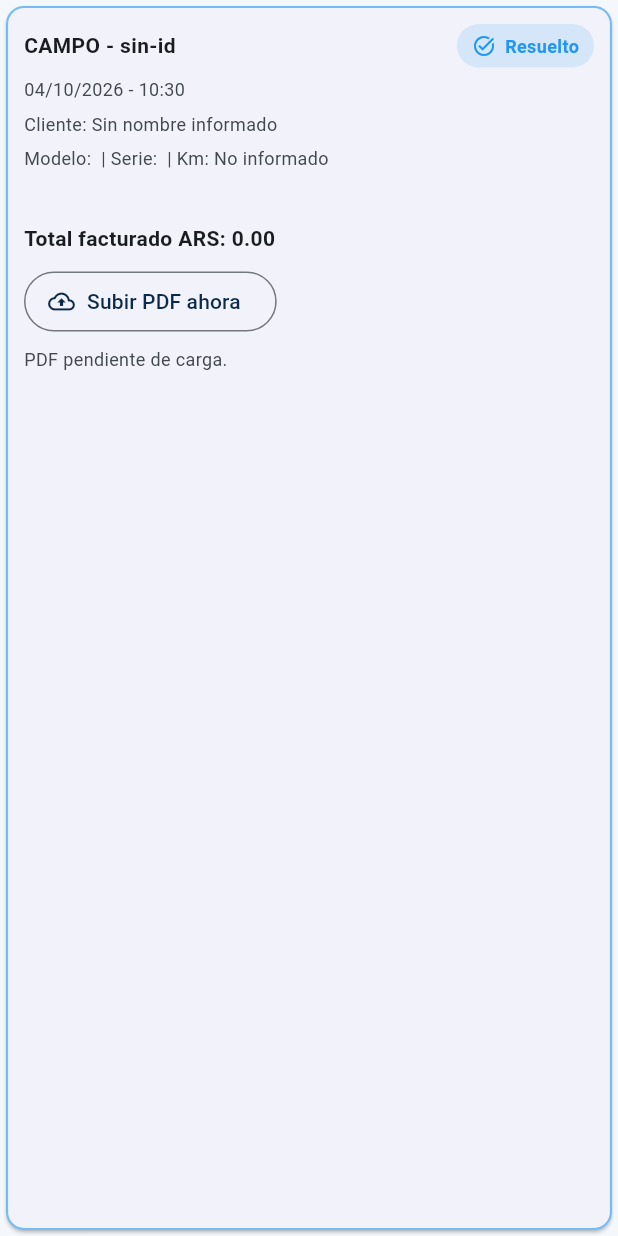
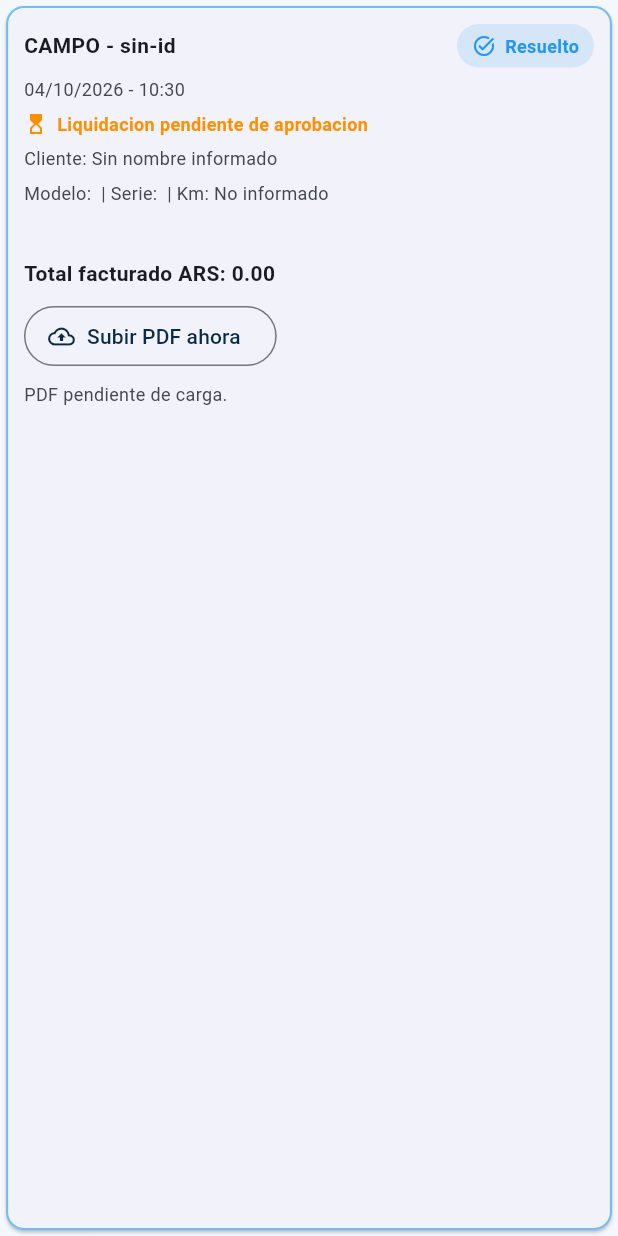
Before and after one commit to Tirano61/cliente_feedback_tecnico, a Flutter app: the _TarjetaServicio widget shown alone on an empty page, opened directly with empty values, on a phone screen of 412 x 824 dp. Run offline on Flutter 3.47's test engine with Material 3 defaults, Android fonts, the phone set to English and light mode, and no system bars; our stand-ins replace equatable, flutter_bloc, flutter_secure_storage, pdf, printing, signature; accounts and stored records are empty; network calls fail.

Commit message:
Mis servicios: estado de liquidación y orden por fecha de realización

```diff
--- a/lib/features/servicios/domain/entities/servicio.dart
+++ b/lib/features/servicios/domain/entities/servicio.dart
@@ -6,6 +6,21 @@ import 'package:cliente_feedback_tecnico/features/servicios/domain/entities/fact
 import 'package:cliente_feedback_tecnico/features/servicios/domain/entities/producto_falla.dart';
 
 enum Canal { campo, remoto, fabrica }
+
+/// Estado de la liquidacion de un servicio, visto por el tecnico.
+///
+/// `aprobado = false` del backend no alcanza para decir "pendiente": tambien
+/// vale false en remoto y fabrica, que nunca generan liquidacion.
+enum EstadoLiquidacionServicio {
+	/// Canal campo con liquidacion aprobada.
+	aprobada,
+
+	/// Canal campo sin aprobar todavia: liquidacion pendiente o reabierta.
+	pendiente,
+
+	/// Remoto o fabrica: no hay nada que liquidar.
+	noAplica,
+}
 
 class Servicio extends Equatable {
 	final String id;
@@ -89,6 +104,17 @@ class Servicio extends Equatable {
 	/// preguntarle al backend por el PDF de una orden que ya lo tiene.
 	bool get tieneDocumentoCargado => documento?.tieneContenidoCargado ?? false;
 
+	/// Solo `canal = campo` genera liquidacion, asi que solo ahi `aprobado`
+	/// distingue aprobada de pendiente.
+	EstadoLiquidacionServicio get estadoLiquidacion {
+		if (canal != Canal.campo) {
+			return EstadoLiquidacionServicio.noAplica;
+		}
+		return aprobado
+				? EstadoLiquidacionServicio.aprobada
+				: EstadoLiquidacionServicio.pendiente;
+	}
+
 	@override
 	List<Object?> get props => [
 				id,
--- a/lib/features/servicios/domain/repositories/i_servicio_repository.dart
+++ b/lib/features/servicios/domain/repositories/i_servicio_repository.dart
@@ -2,6 +2,7 @@ import 'dart:typed_data';
 
 import 'package:cliente_feedback_tecnico/features/servicios/domain/entities/cliente.dart';
 import 'package:cliente_feedback_tecnico/features/servicios/domain/entities/cotizacion_actual.dart';
+import 'package:cliente_feedback_tecnico/features/servicios/domain/entities/orden_mis_servicios.dart';
 import 'package:cliente_feedback_tecnico/features/servicios/domain/entities/orden_servicio_respuesta.dart';
 import 'package:cliente_feedback_tecnico/features/servicios/domain/entities/pagina_servicios.dart';
 import 'package:cliente_feedback_tecnico/features/servicios/domain/entities/repuesto.dart';
@@ -11,12 +12,14 @@ import 'package:cliente_feedback_tecnico/features/servicios/domain/entities/soli
 abstract class IServicioRepository {
 	Future<OrdenServicioRespuesta> cargarServicio(Servicio servicio);
 
-	/// GET /servicios/mios. `busqueda` vacia y `aprobado` null no filtran.
+	/// GET /servicios/mios. `busqueda` vacia y `aprobado` null no filtran;
+	/// `orden` null deja el orden por defecto del backend.
 	Future<PaginaServicios> obtenerMisServicios({
 		required int pagina,
 		required int limite,
 		String busqueda = '',
 		bool? aprobado,
+		OrdenMisServicios? orden,
 	});
 
 	Future<List<Cliente>> buscarClientes(String query);
--- a/lib/features/servicios/presentation/pages/mis_servicios_page.dart
+++ b/lib/features/servicios/presentation/pages/mis_servicios_page.dart
@@ -486,6 +486,8 @@ class _TarjetaServicio extends StatelessWidget {
 							),
 						),
 						const SizedBox(height: 6),
+						_IndicadorLiquidacion(estado: servicio.estadoLiquidacion),
+						const SizedBox(height: 6),
 						Text(
 							'Cliente: $nombreCliente',
 							style: TextStyle(
@@ -631,6 +633,52 @@ class _TarjetaServicio extends StatelessWidget {
 	}
 }
 
+/// Estado de la liquidacion, aparte del badge de resuelto: uno dice si el
+/// problema tecnico se soluciono, este si el servicio ya se aprobo para pago.
+class _IndicadorLiquidacion extends StatelessWidget {
+	final EstadoLiquidacionServicio estado;
+
+	const _IndicadorLiquidacion({required this.estado});
+
+	@override
+	Widget build(BuildContext context) {
+		final (color, icono, texto) = switch (estado) {
+			EstadoLiquidacionServicio.aprobada => (
+					Colors.green.shade700,
+					Icons.paid_outlined,
+					'Liquidacion aprobada',
+				),
+			EstadoLiquidacionServicio.pendiente => (
+					Colors.amber.shade800,
+					Icons.hourglass_top,
+					'Liquidacion pendiente de aprobacion',
+				),
+			EstadoLiquidacionServicio.noAplica => (
+					Theme.of(context).colorScheme.onSurfaceVariant,
+					Icons.money_off_outlined,
+					'Sin liquidacion (no es servicio de campo)',
+				),
+		};
+
+		return Row(
+			children: [
+				Icon(icono, size: 16, color: color),
+				const SizedBox(width: 6),
+				Flexible(
+					child: Text(
+						texto,
+						style: TextStyle(
+							fontSize: 12,
+							fontWeight: FontWeight.w600,
+							color: color,
+						),
+					),
+				),
+			],
+		);
+	}
+}
+
 class _EstadoServicioVisual {
 	final Color color;
 	final String texto;
```
Also changed, not shown: lib/features/servicios/application/obtener_mis_servicios_use_case.dart (+6 -1 lines), lib/features/servicios/domain/entities/orden_mis_servicios.dart (added, +10 -0 lines), lib/features/servicios/infrastructure/repositories/servicio_repository_impl.dart (+7 -0 lines), 1 other file.
